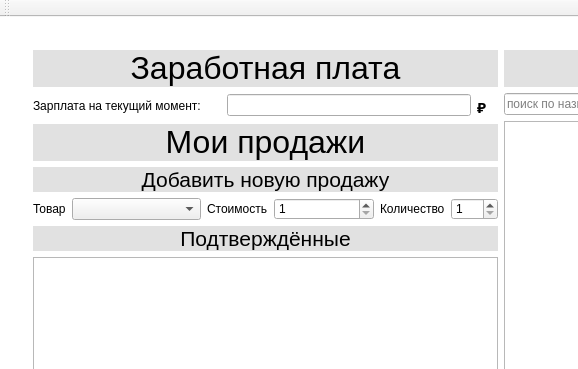
This is iSalary/iSalary/mainwindow.ui in Polikarpova/iSalary as Qt 5 draws it before an edit; both pictures show x 0 to 578 and y 0 to 369 of the 1001 by 621 pixel window. The edited form follows.
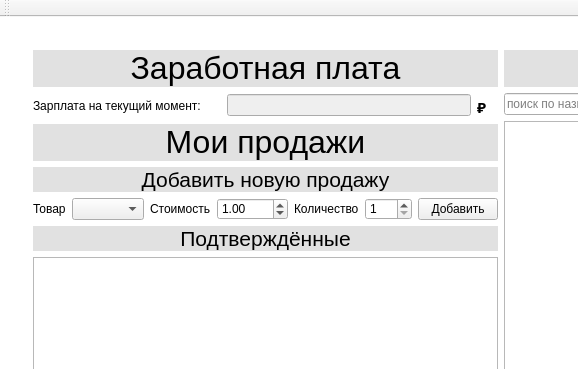
This is the edited form. The open tabs and pages were chosen to show the change. Icons and pictures are not drawn.

```diff
--- a/iSalary/iSalary/mainwindow.ui
+++ b/iSalary/iSalary/mainwindow.ui
@@ -165,7 +165,7 @@
         <item>
          <widget class="QStackedWidget" name="stackedWidget_3">
           <property name="currentIndex">
-           <number>0</number>
+           <number>1</number>
           </property>
           <widget class="QWidget" name="owner">
            <layout class="QVBoxLayout" name="verticalLayout_5">
@@ -1957,6 +1957,9 @@
                 </item>
                 <item>
                  <widget class="QLineEdit" name="currentSalary">
+                  <property name="enabled">
+                   <bool>false</bool>
+                  </property>
                   <property name="inputMask">
                    <string/>
                   </property>
@@ -2040,28 +2043,6 @@
                   </property>
                  </widget>
                 </item>
-                <item row="0" column="3">
-                 <widget class="QSpinBox" name="priceInput">
-                  <property name="sizePolicy">
-                   <sizepolicy hsizetype="Fixed" vsizetype="Fixed">
-                    <horstretch>0</horstretch>
-                    <verstretch>0</verstretch>
-                   </sizepolicy>
-                  </property>
-                  <property name="minimumSize">
-                   <size>
-                    <width>100</width>
-                    <height>0</height>
-                   </size>
-                  </property>
-                  <property name="minimum">
-                   <number>1</number>
-                  </property>
-                  <property name="maximum">
-                   <number>99999999</number>
-                  </property>
-                 </widget>
-                </item>
                 <item row="0" column="4">
                  <widget class="QLabel" name="label_29">
                   <property name="sizePolicy">
@@ -2076,7 +2057,7 @@
                  </widget>
                 </item>
                 <item row="0" column="5">
-                 <widget class="QSpinBox" name="countInput">
+                 <widget class="QSpinBox" name="countSaleProducts">
                   <property name="sizePolicy">
                    <sizepolicy hsizetype="Fixed" vsizetype="Fixed">
                     <horstretch>0</horstretch>
@@ -2097,6 +2078,26 @@
                   </property>
                  </widget>
                 </item>
+                <item row="0" column="6">
+                 <widget class="QPushButton" name="addSaleButton">
+                  <property name="text">
+                   <string>Добавить</string>
+                  </property>
+                 </widget>
+                </item>
+                <item row="0" column="3">
+                 <widget class="QDoubleSpinBox" name="priceSale">
+                  <property name="minimum">
+                   <double>0.010000000000000</double>
+                  </property>
+                  <property name="singleStep">
+                   <double>0.010000000000000</double>
+                  </property>
+                  <property name="value">
+                   <double>1.000000000000000</double>
+                  </property>
+                 </widget>
+                </item>
                </layout>
               </item>
               <item>
@@ -2142,7 +2143,7 @@
               <item>
                <layout class="QHBoxLayout" name="horizontalLayout_22">
                 <item>
-                 <widget class="QLineEdit" name="productSearch_2">
+                 <widget class="QLineEdit" name="managerProductSearch">
                   <property name="inputMask">
                    <string/>
                   </property>
@@ -2158,7 +2159,7 @@
                  </widget>
                 </item>
                 <item>
-                 <widget class="QPushButton" name="pushButton">
+                 <widget class="QPushButton" name="managerProductSearchButton">
                   <property name="text">
                    <string/>
                   </property>
```
